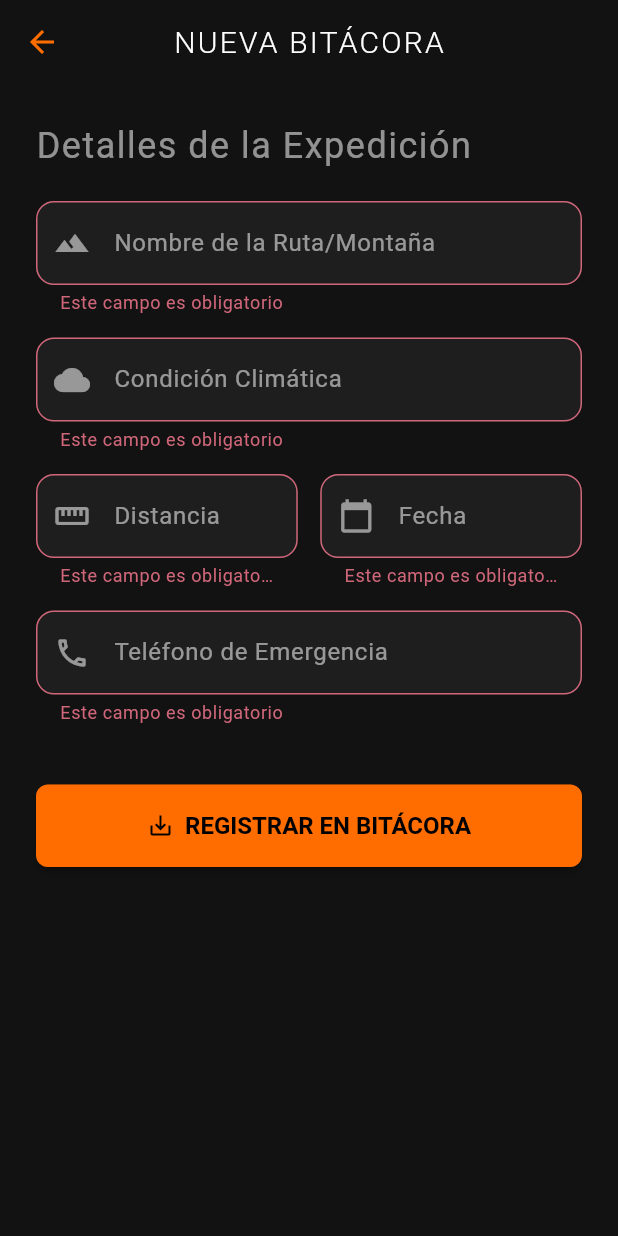
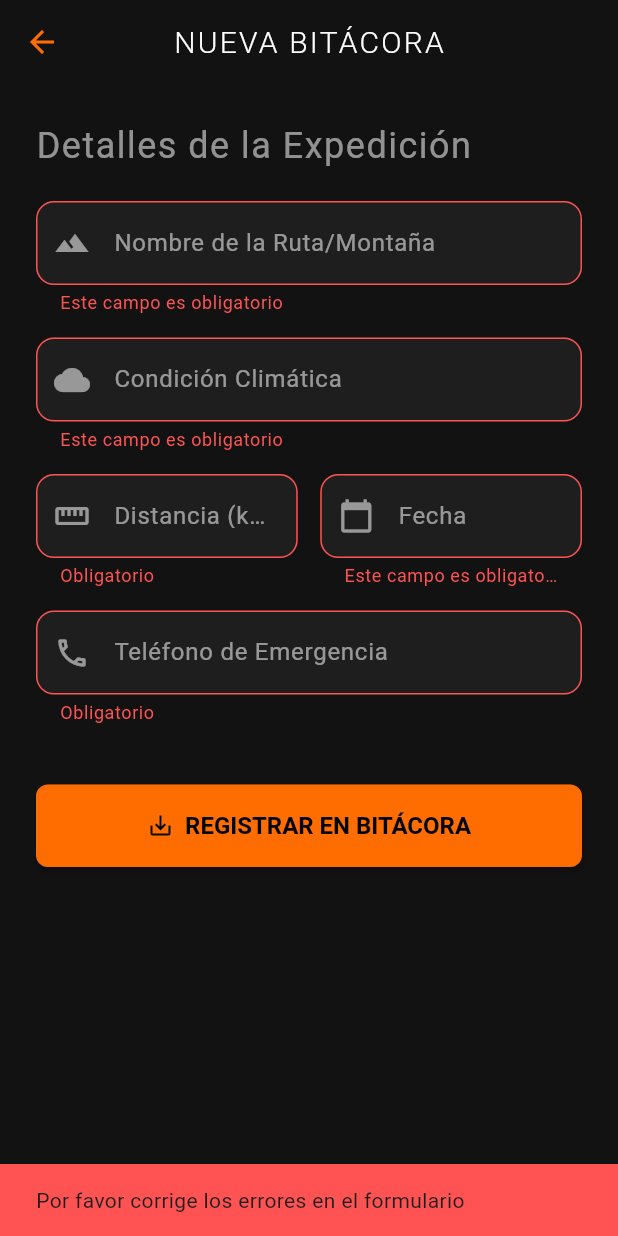
Before and after one commit to SCosme11/ProyectoFinalPDM, a Flutter app: the PantallaRegistro screen opened by its route, after a tap on "REGISTRAR EN BITÁCORA", on a phone screen of 412 x 824 dp. Run offline on Flutter 3.47's test engine with Material 3 defaults, Android fonts, the phone set to English and light mode, and no system bars; our stand-ins replace sensors_plus, sqflite; accounts and stored records are empty.

Commit message:
Ahora hay validaciones para el formulario de nueva bitácora.

```diff
--- a/lib/PantallaRegistro.dart
+++ b/lib/PantallaRegistro.dart
@@ -17,6 +17,43 @@ class _PantallaRegistroState extends State<PantallaRegistro> {
   final TextEditingController _distanciaController = TextEditingController();
   final TextEditingController _telefonoController = TextEditingController();
   final TextEditingController _fechaController = TextEditingController();
+
+  // --- LÓGICA DE VALIDACIÓN PERSONALIZADA ---
+
+  String? _validarDistancia(String? value) {
+    if (value == null || value.isEmpty) {
+      return 'Obligatorio';
+    }
+    // Intentar convertir a número
+    final numero = double.tryParse(value);
+    if (numero == null) {
+      return 'Solo números';
+    }
+    if (numero <= 0) {
+      return '> 0';
+    }
+    return null;
+  }
+
+  String? _validarTelefono(String? value) {
+    if (value == null || value.isEmpty) {
+      return 'Obligatorio';
+    }
+    // Expresión regular para permitir solo números (entre 7 y 15 dígitos)
+    final regex = RegExp(r'^[0-9]{7,15}$');
+    if (!regex.hasMatch(value)) {
+      return 'Número inválido (7-15 dígitos)';
+    }
+    return null;
+  }
+
+  String? _validarGenerico(String? value) {
+    if (value == null || value.trim().isEmpty) {
+      return 'Este campo es obligatorio';
+    }
+    return null;
+  }
+  // -------------------------------------------
 
   //Seleccionar fecha
   Future<void> _seleccionarFecha(BuildContext context) async {
@@ -49,12 +86,15 @@ class _PantallaRegistroState extends State<PantallaRegistro> {
 
   //Guardamos en la BD
   void _guardarDatos() async {
+    // Esto activa todos los validadores definidos arriba
     if(_formKey.currentState!.validate()){
+
+      try {
         Map<String, dynamic> nuevaBitacora = {
-        'nombre_ruta': _rutaController.text,
-        'clima': _climaController.text,
+          'nombre_ruta': _rutaController.text.trim(),
+          'clima': _climaController.text.trim(),
           'distancia_km': double.parse(_distanciaController.text),
-        'telefono_emergencia': _telefonoController.text,
+          'telefono_emergencia': _telefonoController.text.trim(),
           'fecha_viaje': _fechaController.text,
         };
 
@@ -67,7 +107,7 @@ class _PantallaRegistroState extends State<PantallaRegistro> {
                 children: [
                   Icon(Icons.check_circle, color: Theme.of(context).primaryColor),
                   SizedBox(width: 10),
-                  Text('Bitácora registrada con éxito', style: TextStyle(color: Colors.white54),),
+                  Text('Bitácora registrada con éxito', style: TextStyle(color: Colors.white)),
                 ],
               ),
               backgroundColor: Color(0xFF1E1E1E),
@@ -75,6 +115,20 @@ class _PantallaRegistroState extends State<PantallaRegistro> {
           );
           Navigator.pop(context); //Regresa menú principal
         }
+      } catch (e) {
+        ScaffoldMessenger.of(context).showSnackBar(
+            SnackBar(content: Text('Error al guardar: $e'))
+        );
+      }
+    } else {
+      // Feedback visual si el formulario no es válido
+      ScaffoldMessenger.of(context).showSnackBar(
+        SnackBar(
+          content: Text('Por favor corrige los errores en el formulario'),
+          backgroundColor: Colors.redAccent,
+          duration: Duration(seconds: 2),
+        ),
+      );
     }
   }
 
@@ -102,6 +156,7 @@ class _PantallaRegistroState extends State<PantallaRegistro> {
                   label: "Nombre de la Ruta/Montaña",
                   icon: Icons.landscape,
                   keyboard: TextInputType.text,
+                  validator: _validarGenerico, // Validador específico
                 ),
                 SizedBox(height: 15),
                 _crearInput(
@@ -109,16 +164,19 @@ class _PantallaRegistroState extends State<PantallaRegistro> {
                   label: "Condición Climática",
                   icon: Icons.cloud,
                   keyboard: TextInputType.text,
+                  validator: _validarGenerico,
                 ),
                 SizedBox(height: 15),
                 Row(
+                  crossAxisAlignment: CrossAxisAlignment.start, // Alineación para que los mensajes de error no rompan el layout
                   children: [
                     Expanded(
                       child: _crearInput(
                         controller: _distanciaController,
-                            label: "Distancia",
+                        label: "Distancia (km)",
                         icon: Icons.straighten,
                         keyboard: TextInputType.numberWithOptions(decimal: true),
+                        validator: _validarDistancia, // Validador numérico
                       ),
                     ),
                     SizedBox(width: 15),
@@ -131,6 +189,7 @@ class _PantallaRegistroState extends State<PantallaRegistro> {
                             label: "Fecha",
                             icon: Icons.calendar_today,
                             keyboard: TextInputType.datetime,
+                            validator: _validarGenerico,
                           ),
                         ),
                       ),
@@ -143,6 +202,7 @@ class _PantallaRegistroState extends State<PantallaRegistro> {
                   label: "Teléfono de Emergencia",
                   icon: Icons.phone_outlined,
                   keyboard: TextInputType.phone,
+                  validator: _validarTelefono, // Validador de teléfono
                 ),
                 SizedBox(height: 40),
                 ElevatedButton.icon(
@@ -163,25 +223,21 @@ class _PantallaRegistroState extends State<PantallaRegistro> {
     );
 
   }
-}
 
-Widget _crearInput(
-{
+  // Widget refactorizado para aceptar validador personalizado
+  Widget _crearInput({
     required TextEditingController controller,
     required String label,
     required IconData icon,
     required TextInputType keyboard,
+    required String? Function(String?) validator, // Parámetro requerido ahora
   }) {
     return TextFormField(
       controller: controller,
       keyboardType: keyboard,
       style: TextStyle(color: Colors.white),
-    validator: (value) {
-      if(value == null || value.isEmpty){
-        return 'Este campo es obligatorio';
-      }
-      return null;
-    },
+      validator: validator, // Asignamos la función que viene por parámetro
+      autovalidateMode: AutovalidateMode.onUserInteraction, // Valida mientras escribes
       decoration: InputDecoration(
         labelText: label,
         labelStyle: TextStyle(color: Colors.white54),
@@ -195,7 +251,13 @@ Widget _crearInput(
         focusedBorder: OutlineInputBorder(
           borderRadius: BorderRadius.circular(12),
           borderSide: BorderSide(color: Color(0xFFFF6D00)),
-      )
+        ),
+        errorBorder: OutlineInputBorder( // Borde rojo si hay error
+          borderRadius: BorderRadius.circular(12),
+          borderSide: BorderSide(color: Colors.redAccent),
+        ),
+        errorStyle: TextStyle(color: Colors.redAccent), // Texto de error rojo
       ),
     );
   }
+}
```
Lines whose indentation alone changed are shown as unchanged.
